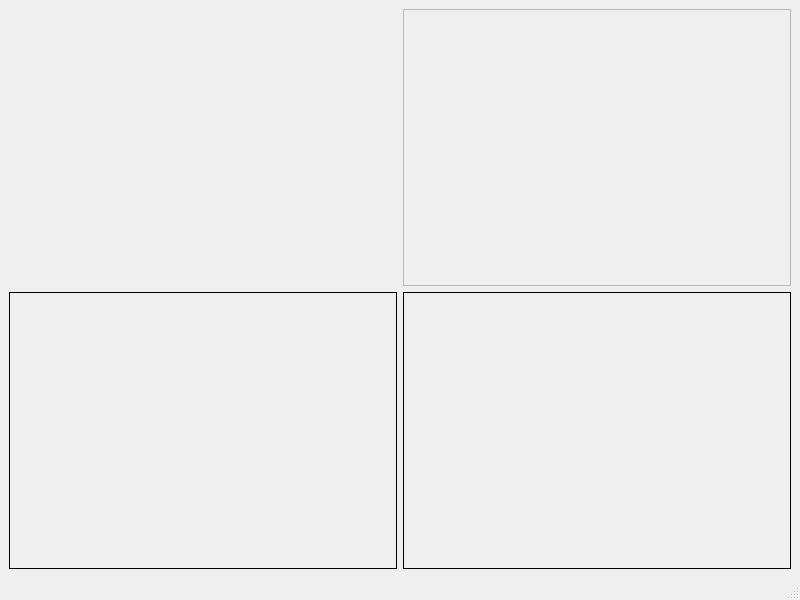
The window that Examples/Sandbox/sandbox.ui (KROIA/QSFML_EditorWidget) describes before a commit, drawn with Qt 5.
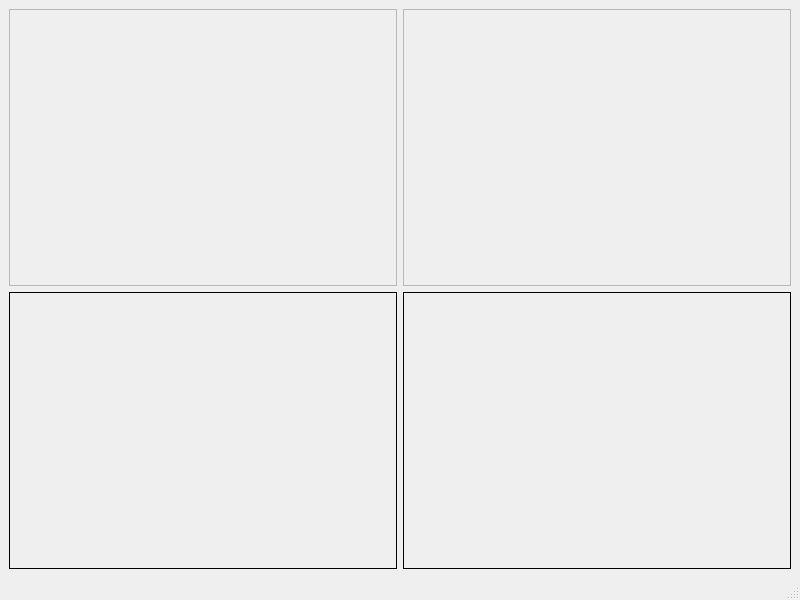
The same window after the commit.

```diff
--- a/Examples/Sandbox/sandbox.ui
+++ b/Examples/Sandbox/sandbox.ui
@@ -45,6 +45,16 @@
       </property>
      </widget>
     </item>
+    <item row="0" column="0">
+     <widget class="QFrame" name="thirtCamera_frame">
+      <property name="frameShape">
+       <enum>QFrame::StyledPanel</enum>
+      </property>
+      <property name="frameShadow">
+       <enum>QFrame::Raised</enum>
+      </property>
+     </widget>
+    </item>
    </layout>
   </widget>
   <widget class="QMenuBar" name="menubar">
```
Left out of the diff: 2 changed lines with no effect on the pictures.
